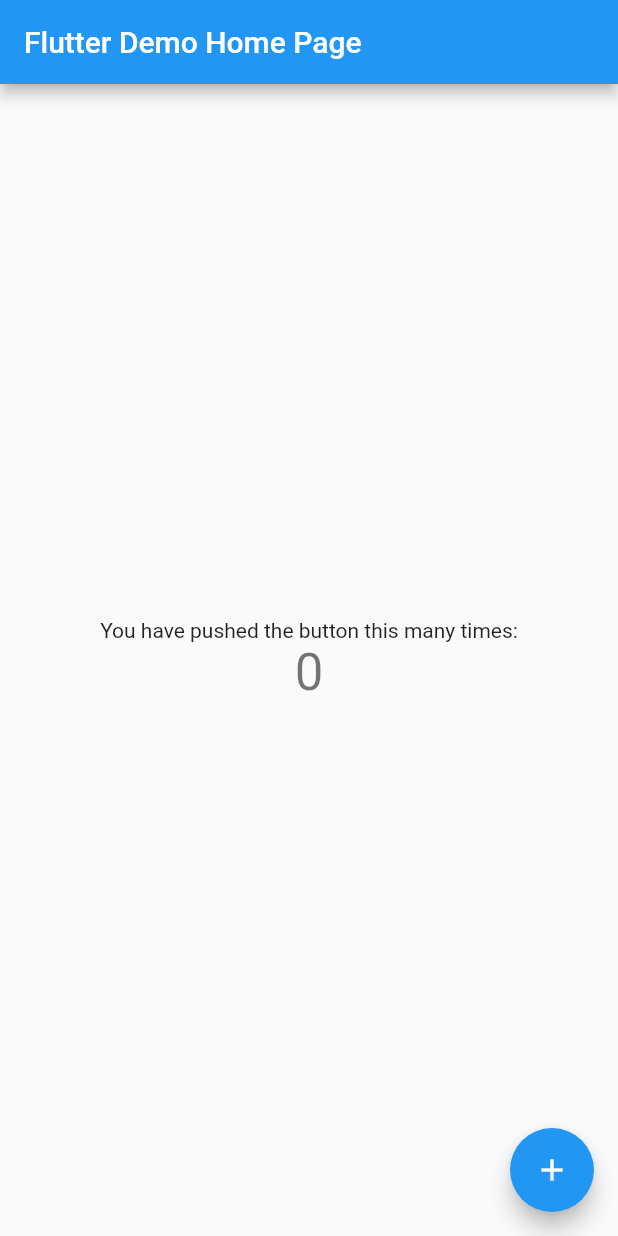
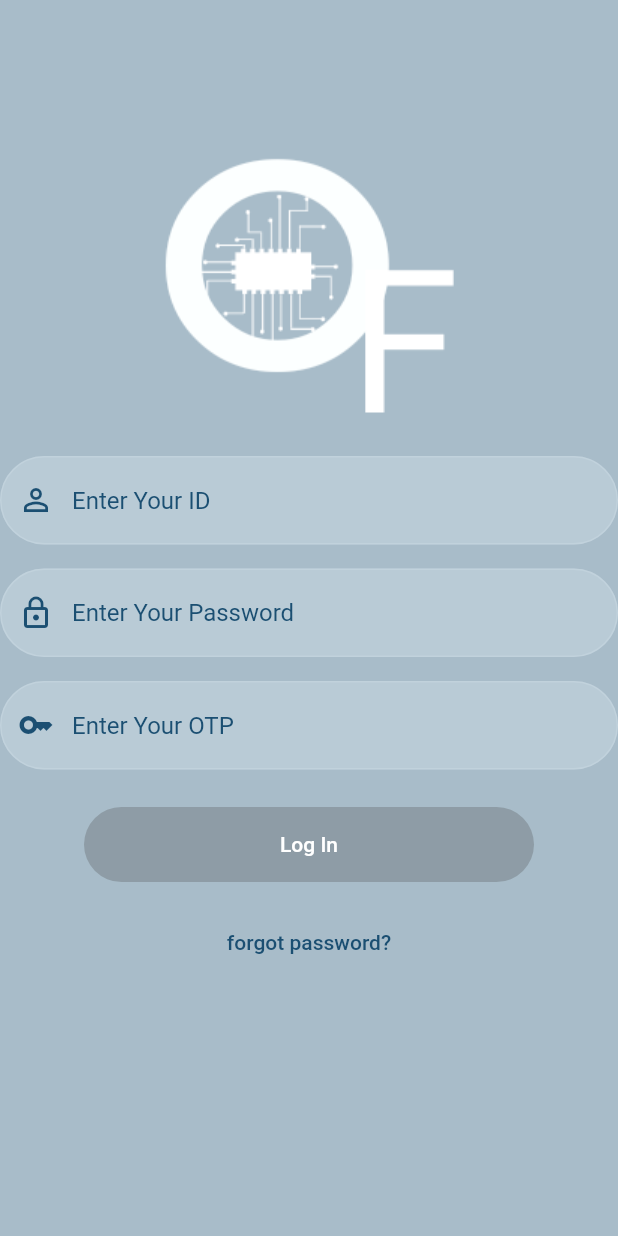
Before and after one commit to orderlyFlow/OrderlyFlow, a Flutter app: the screen it shows after launch, on a phone screen of 412 x 824 dp. Run offline on Flutter 3.47's test engine with Material 2 defaults, Android fonts, the phone set to English and light mode, and no system bars; Roboto replaces fonts that are missing (Neuropol).

Commit message:
ADD: LogIn

```diff
--- /dev/null
+++ b/orderlyflow/lib/LogIn/log_in.dart
@@ -0,0 +1,240 @@
+// ignore_for_file: prefer_const_constructors, deprecated_member_use
+
+import 'package:flutter/material.dart';
+import '../palette.dart';
+
+class LogIn extends StatelessWidget {
+  const LogIn({Key? key}) : super(key: key);
+
+  @override
+  Widget build(BuildContext context) {
+    // ignore: prefer_const_constructors
+    return MaterialApp(
+      debugShowCheckedModeBanner: false,
+      title: 'LogIn Page',
+      home: const LoginPage(),
+    );
+  }
+}
+
+class LoginPage extends StatefulWidget {
+  const LoginPage({Key? key}) : super(key: key);
+
+  @override
+  State<LoginPage> createState() => _LoginPageState();
+}
+
+class _LoginPageState extends State<LoginPage> {
+  final _formKey = GlobalKey<FormState>();
+// to validate the form
+  late String password;
+  late String user;
+  late String otp;
+
+  @override
+  Widget build(BuildContext context) {
+    return Scaffold(
+      backgroundColor: Paletter.logInBg,
+      body: Center(
+        child: Container(
+          // ignore: prefer_const_constructors
+          margin: EdgeInsets.fromLTRB(0, 100, 0, 0),
+          child: Column(
+            children: [
+              Image.asset(
+                'images/logo.png',
+              ),
+              const SizedBox(
+                height: 25.0,
+              ),
+              Form(
+                key: _formKey,
+                child: Column(
+                  children: [
+                    SizedBox(
+                      width: 500,
+                      child: Center(
+                        child: Column(
+                          children: [
+                            TextFormField(
+                              // ignore: prefer_const_constructors
+                              style: TextStyle(
+                                  color: Paletter.blackText,
+                                  fontFamily: 'Neuropol'),
+                              decoration: InputDecoration(
+                                  // ignore: prefer_const_constructors
+                                  prefixIcon: Icon(
+                                    Icons.person_outline,
+                                    color: Paletter.logInText,
+                                  ),
+                                  hintText: 'Enter Your ID',
+                                  // ignore: prefer_const_constructors
+                                  hintStyle:
+                                      TextStyle(color: Paletter.logInText),
+                                  enabledBorder: OutlineInputBorder(
+                                      borderRadius: BorderRadius.circular(40.0),
+                                      // ignore: prefer_const_constructors
+                                      borderSide: BorderSide(
+                                          color: Color.fromRGBO(
+                                              199, 215, 225, 0.56))),
+                                  filled: true,
+                                  fillColor:
+                                      const Color.fromRGBO(199, 215, 225, 0.56),
+                                  focusedBorder: OutlineInputBorder(
+                                      borderRadius: BorderRadius.circular(40.0),
+                                      borderSide: const BorderSide(
+                                          color: Color.fromRGBO(
+                                              199, 215, 225, 0.56)))),
+                              validator: (value) {
+                                if (value!.isEmpty) {
+                                  return 'Please Enter your ID';
+                                }
+                                return null;
+                              },
+                              onSaved: (value) => user = value!,
+                            ),
+                            const SizedBox(
+                              height: 16.0,
+                            ),
+                            TextFormField(
+                              obscureText: true,
+                              style: const TextStyle(
+                                  color: Paletter.blackText,
+                                  fontFamily: 'Neuropol'),
+                              decoration: InputDecoration(
+                                  prefixIcon: const Icon(
+                                    Icons.lock_outline,
+                                    color: Paletter.logInText,
+                                  ),
+                                  hintText: 'Enter Your Password',
+                                  hintStyle: const TextStyle(
+                                      color: Paletter.logInText),
+                                  enabledBorder: OutlineInputBorder(
+                                      borderRadius: BorderRadius.circular(40.0),
+                                      borderSide: const BorderSide(
+                                          color: Color.fromRGBO(
+                                              199, 215, 225, 0.56))),
+                                  filled: true,
+                                  fillColor:
+                                      const Color.fromRGBO(199, 215, 225, 0.56),
+                                  focusedBorder: OutlineInputBorder(
+                                      borderRadius: BorderRadius.circular(40.0),
+                                      borderSide: const BorderSide(
+                                          color: Color.fromRGBO(
+                                              199, 215, 225, 0.56)))),
+                              validator: (value) {
+                                if (value!.isEmpty) {
+                                  return 'Please Enter Your Password';
+                                }
+                                return null;
+                              },
+                              onSaved: (value) => password = value!,
+                            ),
+                            const SizedBox(
+                              height: 16.0,
+                            ),
+                            TextFormField(
+                              obscureText: true,
+                              style: const TextStyle(
+                                  color: Paletter.blackText,
+                                  fontFamily: 'Neuropol'),
+                              decoration: InputDecoration(
+                                  prefixIcon: const Icon(
+                                    Icons.key_outlined,
+                                    color: Paletter.logInText,
+                                  ),
+                                  hintText: 'Enter Your OTP',
+                                  hintStyle: const TextStyle(
+                                      color: Paletter.logInText),
+                                  enabledBorder: OutlineInputBorder(
+                                      borderRadius: BorderRadius.circular(40.0),
+                                      borderSide: const BorderSide(
+                                          color: Color.fromRGBO(
+                                              199, 215, 225, 0.56))),
+                                  filled: true,
+                                  fillColor:
+                                      const Color.fromRGBO(199, 215, 225, 0.56),
+                                  focusedBorder: OutlineInputBorder(
+                                      borderRadius: BorderRadius.circular(40.0),
+                                      borderSide: const BorderSide(
+                                          color: Color.fromRGBO(
+                                              199, 215, 225, 0.56)))),
+                              validator: (value) {
+                                if (value!.isEmpty) {
+                                  return 'Pleaser Enter Your given OTP';
+                                }
+                                return null;
+                              },
+                              onSaved: (value) => otp = value!,
+                            )
+                          ],
+                        ),
+                      ),
+                    ),
+                    const SizedBox(
+                      height: 25.0,
+                    ),
+                    // ignore: sized_box_for_whitespace
+                    Container(
+                      width: 300,
+                      height: 50,
+                      child: TextButton(
+                        style: ButtonStyle(
+                            backgroundColor:
+                                MaterialStateProperty.all(Paletter.gray),
+                            overlayColor:
+                                MaterialStateProperty.resolveWith<Color?>(
+                                    (Set<MaterialState> states) {
+                              if (states.contains(MaterialState.hovered))
+                                return Paletter.logInText;
+                              return null;
+                            }),
+                            shape: MaterialStateProperty.all<
+                                RoundedRectangleBorder>(RoundedRectangleBorder(
+                              borderRadius: BorderRadius.circular(30.0),
+                            ))),
+                        onPressed: () {
+                          if (_formKey.currentState!.validate()) {
+                            _formKey.currentState!.save();
+                          }
+                        },
+                        child: const Text(
+                          'Log In',
+                          style: TextStyle(
+                            color: Colors.white,
+                            fontFamily: 'Neuropol',
+                          ),
+                        ),
+                      ),
+                    ),
+                    const SizedBox(
+                      height: 16.0,
+                    ),
+                    TextButton(
+                        style: ButtonStyle(
+                          backgroundColor: null,
+                          overlayColor:
+                              MaterialStateProperty.resolveWith<Color?>(
+                                  (Set<MaterialState> states) {
+                            if (states.contains(MaterialState.hovered))
+                              return Paletter.logInBg;
+                            return null;
+                          }),
+                        ),
+                        onPressed: () {},
+                        child: Text(
+                          'forgot password?',
+                          style: TextStyle(
+                              color: Paletter.logInText,
+                              fontFamily: 'Neuropol'),
+                        ))
+                  ],
+                ),
+              )
+            ],
+          ),
+        ),
+      ),
+    );
+  }
+}
--- /dev/null
+++ b/orderlyflow/lib/chatPage.dart
@@ -0,0 +1,27 @@
+import 'package:flutter/material.dart';
+import 'package:orderlyflow/resources/colors.dart';
+
+class chatPage extends StatefulWidget {
+  const chatPage({super.key});
+
+  @override
+  State<chatPage> createState() => chatPageState();
+}
+
+class chatPageState extends State<chatPage> {
+  @override
+  Widget build(BuildContext context) {
+    return Scaffold(
+      backgroundColor: primaryParticipantColor,
+      appBar: AppBar(
+        title: Text('Chat Page'),
+        backgroundColor: Colors.blueAccent[800],
+        foregroundColor: Colors.deepPurpleAccent[200],
+      ),
+      // ignore: prefer_const_constructors
+      body: Center(
+        child: const Text('Currently dying'),
+      ),
+    );
+  }
+}
--- /dev/null
+++ b/orderlyflow/lib/custom_widgets/sidebar.dart
@@ -0,0 +1,17 @@
+import 'package:flutter/material.dart';
+
+class SideBar extends StatefulWidget {
+  const SideBar({super.key});
+
+  @override
+  State<SideBar> createState() => _SideBarState();
+}
+
+class _SideBarState extends State<SideBar> {
+  @override
+  Widget build(BuildContext context) {
+    return Column(
+      children: const [],
+    );
+  }
+}
--- a/orderlyflow/lib/main.dart
+++ b/orderlyflow/lib/main.dart
@@ -1,115 +1,11 @@
 import 'package:flutter/material.dart';
+import 'LogIn/log_in.dart';
 
 void main() {
-  runApp(const MyApp());
+  runApp(MaterialApp(
+    initialRoute: '/',
+    routes: {
+      '/': (context) => LogIn(),
+    },
+  ));
 }
-
-class MyApp extends StatelessWidget {
-  const MyApp({super.key});
-
-  // This widget is the root of your application.
-  @override
-  Widget build(BuildContext context) {
-    return MaterialApp(
-      title: 'Flutter Demo',
-      theme: ThemeData(
-        // This is the theme of your application.
-        //
-        // Try running your application with "flutter run". You'll see the
-        // application has a blue toolbar. Then, without quitting the app, try
-        // changing the primarySwatch below to Colors.green and then invoke
-        // "hot reload" (press "r" in the console where you ran "flutter run",
-        // or simply save your changes to "hot reload" in a Flutter IDE).
-        // Notice that the counter didn't reset back to zero; the application
-        // is not restarted.
-        primarySwatch: Colors.blue,
-      ),
-      home: const MyHomePage(title: 'Flutter Demo Home Page'),
-    );
-  }
-}
-
-class MyHomePage extends StatefulWidget {
-  const MyHomePage({super.key, required this.title});
-
-  // This widget is the home page of your application. It is stateful, meaning
-  // that it has a State object (defined below) that contains fields that affect
-  // how it looks.
-
-  // This class is the configuration for the state. It holds the values (in this
-  // case the title) provided by the parent (in this case the App widget) and
-  // used by the build method of the State. Fields in a Widget subclass are
-  // always marked "final".
-
-  final String title;
-
-  @override
-  State<MyHomePage> createState() => _MyHomePageState();
-}
-
-class _MyHomePageState extends State<MyHomePage> {
-  int _counter = 0;
-
-  void _incrementCounter() {
-    setState(() {
-      // This call to setState tells the Flutter framework that something has
-      // changed in this State, which causes it to rerun the build method below
-      // so that the display can reflect the updated values. If we changed
-      // _counter without calling setState(), then the build method would not be
-      // called again, and so nothing would appear to happen.
-      _counter++;
-    });
-  }
-
-  @override
-  Widget build(BuildContext context) {
-    // This method is rerun every time setState is called, for instance as done
-    // by the _incrementCounter method above.
-    //
-    // The Flutter framework has been optimized to make rerunning build methods
-    // fast, so that you can just rebuild anything that needs updating rather
-    // than having to individually change instances of widgets.
-    return Scaffold(
-      appBar: AppBar(
-        // Here we take the value from the MyHomePage object that was created by
-        // the App.build method, and use it to set our appbar title.
-        title: Text(widget.title),
-      ),
-      body: Center(
-        // Center is a layout widget. It takes a single child and positions it
-        // in the middle of the parent.
-        child: Column(
-          // Column is also a layout widget. It takes a list of children and
-          // arranges them vertically. By default, it sizes itself to fit its
-          // children horizontally, and tries to be as tall as its parent.
-          //
-          // Invoke "debug painting" (press "p" in the console, choose the
-          // "Toggle Debug Paint" action from the Flutter Inspector in Android
-          // Studio, or the "Toggle Debug Paint" command in Visual Studio Code)
-          // to see the wireframe for each widget.
-          //
-          // Column has various properties to control how it sizes itself and
-          // how it positions its children. Here we use mainAxisAlignment to
-          // center the children vertically; the main axis here is the vertical
-          // axis because Columns are vertical (the cross axis would be
-          // horizontal).
-          mainAxisAlignment: MainAxisAlignment.center,
-          children: <Widget>[
-            const Text(
-              'You have pushed the button this many times:',
-            ),
-            Text(
-              '$_counter',
-              style: Theme.of(context).textTheme.headlineMedium,
-            ),
-          ],
-        ),
-      ),
-      floatingActionButton: FloatingActionButton(
-        onPressed: _incrementCounter,
-        tooltip: 'Increment',
-        child: const Icon(Icons.add),
-      ), // This trailing comma makes auto-formatting nicer for build methods.
-    );
-  }
-}
--- /dev/null
+++ b/orderlyflow/lib/palette.dart
@@ -0,0 +1,11 @@
+import 'package:flutter/material.dart';
+
+class Paletter {
+  static const Color logInBg = Color.fromRGBO(168, 188, 201, 1);
+  static const Color mainBgLight = Color.fromRGBO(162, 182, 195, 1);
+  static const Color logInText = Color.fromRGBO(27, 79, 114, 1);
+  static const Color blackText = Color.fromRGBO(43, 43, 43, 1);
+  static const Color icons = Color.fromRGBO(75, 108, 183, 1);
+  static const Color mainBg = Color.fromRGBO(24, 40, 72, 1);
+  static Color gray = Color.fromARGB(125, 114, 123, 129);
+}
--- /dev/null
+++ b/orderlyflow/lib/resources/colors.dart
@@ -0,0 +1,11 @@
+import 'package:flutter/material.dart';
+
+const backgroundColor = Color.fromARGB(0, 46, 94, 206);
+const chatBackgroundColor = Color(0x95ABB9);
+const textColor = Color.fromRGBO(241, 241, 242, 1);
+const mutedTextColor = Color.fromARGB(255, 114, 114, 114);
+const borderColor = Color.fromARGB(255, 33, 38, 41);
+const appBarColor = Color.fromARGB(255, 31, 36, 39);
+const primaryParticipantColor = Color(0xff48a6c3);
+const secondaryParticipantColor = Color(0xff252b2e);
+const searchBarColor = Color(0xD9D9D9);
--- a/orderlyflow/pubspec.yaml
+++ b/orderlyflow/pubspec.yaml
@@ -59,7 +59,8 @@
   uses-material-design: true
 
   # To add assets to your application, add an assets section, like this:
-  # assets:
+  assets:
+      - images/
   #   - images/a_dot_burr.jpeg
   #   - images/a_dot_ham.jpeg
 
```
Also changed, not shown: orderlyflow/images/logo.png (added), orderlyflow/lib/resources/fonts/Iceland.ttf (added), orderlyflow/lib/resources/fonts/conthrax.ttf (added), orderlyflow/lib/resources/fonts/neuropol.otf (added), 58 other files.
